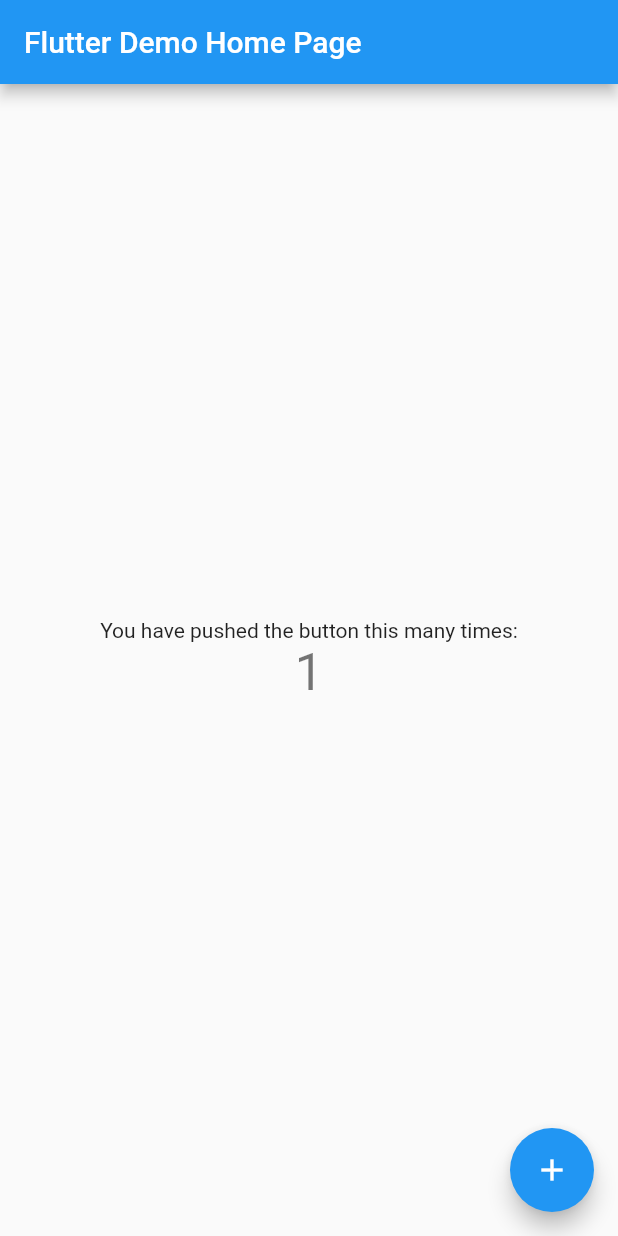
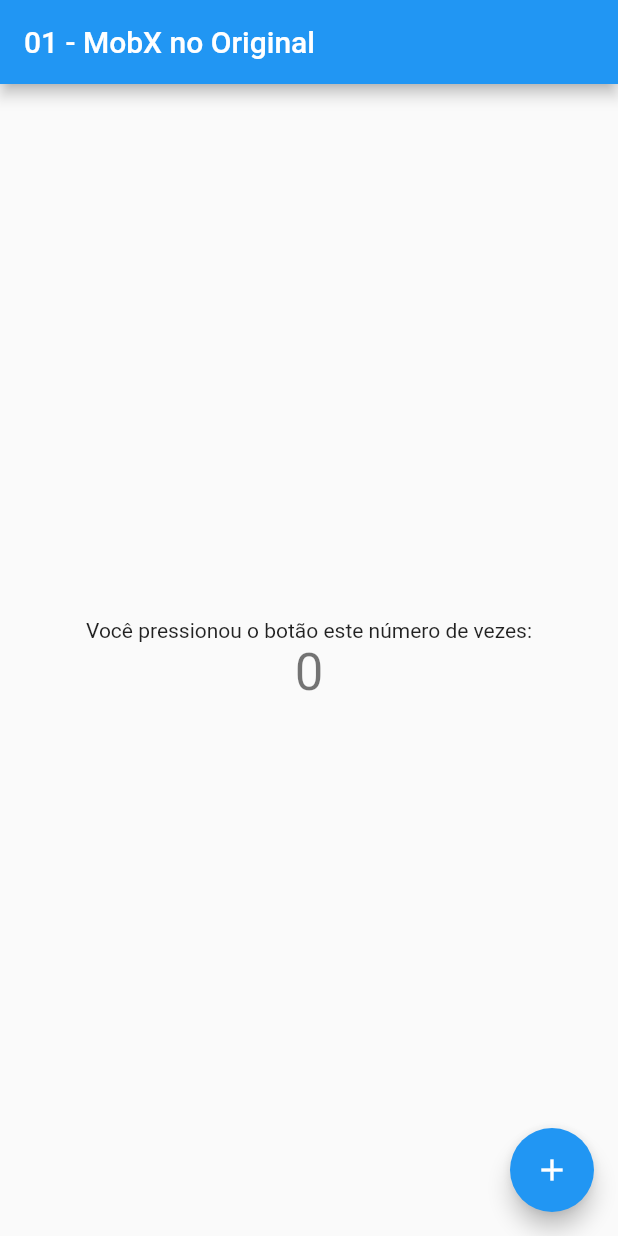
Before and after one commit to wellytonmarcos/curso-mobx-flutter-start, a Flutter app: the screen it shows after launch, on a phone screen of 412 x 824 dp. Run offline on Flutter 3.47's test engine with Material 2 defaults, Android fonts, the phone set to English and light mode, and no system bars; our stand-ins replace flutter_mobx, mobx; statements that could not run were skipped.

```diff
--- /dev/null
+++ b/lib/counter.dart
@@ -0,0 +1,20 @@
+import 'package:mobx/mobx.dart';
+
+class Counter {
+
+  Counter()
+  {
+    increment = Action(_increment);
+  }
+  Observable _count = Observable(0);
+
+  int get count => _count.value;
+
+  Action increment;
+
+  void _increment()
+  {
+    _count.value ++;
+  }
+
+}
--- a/lib/main.dart
+++ b/lib/main.dart
@@ -1,4 +1,6 @@
 import 'package:flutter/material.dart';
+import 'package:flutter_mobx/flutter_mobx.dart';
+import 'counter.dart';
 
 void main() => runApp(MyApp());
 
@@ -7,35 +9,17 @@ class MyApp extends StatelessWidget {
   @override
   Widget build(BuildContext context) {
     return MaterialApp(
-      title: 'Flutter Demo',
+      title: '01 - MobX',
       theme: ThemeData(
-        // This is the theme of your application.
-        //
-        // Try running your application with "flutter run". You'll see the
-        // application has a blue toolbar. Then, without quitting the app, try
-        // changing the primarySwatch below to Colors.green and then invoke
-        // "hot reload" (press "r" in the console where you ran "flutter run",
-        // or simply save your changes to "hot reload" in a Flutter IDE).
-        // Notice that the counter didn't reset back to zero; the application
-        // is not restarted.
         primarySwatch: Colors.blue,
       ),
-      home: MyHomePage(title: 'Flutter Demo Home Page'),
+      home: MyHomePage(title: '01 - MobX no Original'),
     );
   }
 }
 
 class MyHomePage extends StatefulWidget {
   MyHomePage({Key key, this.title}) : super(key: key);
-
-  // This widget is the home page of your application. It is stateful, meaning
-  // that it has a State object (defined below) that contains fields that affect
-  // how it looks.
-
-  // This class is the configuration for the state. It holds the values (in this
-  // case the title) provided by the parent (in this case the App widget) and
-  // used by the build method of the State. Fields in a Widget subclass are
-  // always marked "final".
 
   final String title;
 
@@ -44,65 +28,37 @@ class MyHomePage extends StatefulWidget {
 }
 
 class _MyHomePageState extends State<MyHomePage> {
-  int _counter = 1;
 
-  void _incrementCounter() {
-    setState(() {
-      // This call to setState tells the Flutter framework that something has
-      // changed in this State, which causes it to rerun the build method below
-      // so that the display can reflect the updated values. If we changed
-      // _counter without calling setState(), then the build method would not be
-      // called again, and so nothing would appear to happen.
-      _counter++;
-    });
-  }
+  Counter counter = Counter();
 
   @override
   Widget build(BuildContext context) {
-    // This method is rerun every time setState is called, for instance as done
-    // by the _incrementCounter method above.
-    //
-    // The Flutter framework has been optimized to make rerunning build methods
-    // fast, so that you can just rebuild anything that needs updating rather
-    // than having to individually change instances of widgets.
     return Scaffold(
       appBar: AppBar(
-        // Here we take the value from the MyHomePage object that was created by
-        // the App.build method, and use it to set our appbar title.
         title: Text(widget.title),
       ),
       body: Center(
-        // Center is a layout widget. It takes a single child and positions it
-        // in the middle of the parent.
         child: Column(
-          // Column is also a layout widget. It takes a list of children and
-          // arranges them vertically. By default, it sizes itself to fit its
-          // children horizontally, and tries to be as tall as its parent.
-          //
-          // Invoke "debug painting" (press "p" in the console, choose the
-          // "Toggle Debug Paint" action from the Flutter Inspector in Android
-          // Studio, or the "Toggle Debug Paint" command in Visual Studio Code)
-          // to see the wireframe for each widget.
-          //
-          // Column has various properties to control how it sizes itself and
-          // how it positions its children. Here we use mainAxisAlignment to
-          // center the children vertically; the main axis here is the vertical
-          // axis because Columns are vertical (the cross axis would be
-          // horizontal).
           mainAxisAlignment: MainAxisAlignment.center,
           children: <Widget>[
             Text(
-              'You have pushed the button this many times:',
+              'Você pressionou o botão este número de vezes:',
             ),
-            Text(
-              '$_counter',
-              style: Theme.of(context).textTheme.display1,
+            Observer(
+              builder: (_)
+              {
+                return Text(
+                  '${counter.count}',
+                  style: Theme.of(context).textTheme.display1,
+                );
+              }
             ),
+
           ],
         ),
       ),
       floatingActionButton: FloatingActionButton(
-        onPressed: _incrementCounter,
+        onPressed: counter.increment,
         tooltip: 'Increment',
         child: Icon(Icons.add),
       ), // This trailing comma makes auto-formatting nicer for build methods.
```
Also changed, not shown: 1 other file.
